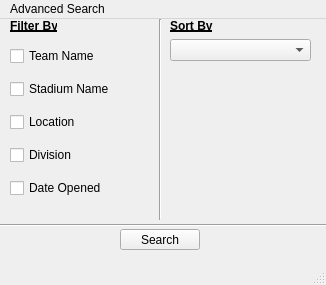
Qt form NFL-Pamphlet/mainwindow.ui (jasperdoan/NFL-Pamphlet) before a commit.
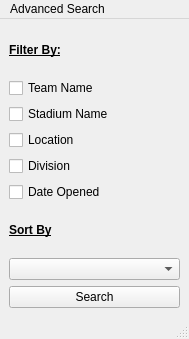
The same form after that commit.

Commit message: v2 of advanced search, added combo box option

```diff
--- a/NFL-Pamphlet/mainwindow.ui
+++ b/NFL-Pamphlet/mainwindow.ui
@@ -6,62 +6,17 @@
    <rect>
     <x>0</x>
     <y>0</y>
-    <width>326</width>
-    <height>285</height>
+    <width>189</width>
+    <height>339</height>
    </rect>
   </property>
   <property name="windowTitle">
    <string>MainWindow</string>
   </property>
   <widget class="QWidget" name="centralwidget">
-   <widget class="Line" name="line">
-    <property name="geometry">
-     <rect>
-      <x>150</x>
-      <y>0</y>
-      <width>21</width>
-      <height>201</height>
-     </rect>
-    </property>
-    <property name="orientation">
-     <enum>Qt::Vertical</enum>
-    </property>
-   </widget>
-   <widget class="Line" name="line_2">
-    <property name="geometry">
-     <rect>
-      <x>-30</x>
-      <y>196</y>
-      <width>361</width>
-      <height>20</height>
-     </rect>
-    </property>
-    <property name="orientation">
-     <enum>Qt::Horizontal</enum>
-    </property>
-   </widget>
-   <widget class="QPushButton" name="pushButton">
-    <property name="geometry">
-     <rect>
-      <x>120</x>
-      <y>210</y>
-      <width>80</width>
-      <height>21</height>
-     </rect>
-    </property>
-    <property name="text">
-     <string>Search</string>
-    </property>
-   </widget>
+   <layout class="QGridLayout" name="gridLayout">
+    <item row="0" column="0">
    <widget class="QLabel" name="label">
-    <property name="geometry">
-     <rect>
-      <x>10</x>
-      <y>0</y>
-      <width>47</width>
-      <height>13</height>
-     </rect>
-    </property>
     <property name="font">
      <font>
       <weight>75</weight>
@@ -73,45 +28,8 @@
      <string>Filter By:</string>
     </property>
    </widget>
-   <widget class="QLabel" name="label_2">
-    <property name="geometry">
-     <rect>
-      <x>170</x>
-      <y>0</y>
-      <width>47</width>
-      <height>13</height>
-     </rect>
-    </property>
-    <property name="font">
-     <font>
-      <weight>75</weight>
-      <bold>true</bold>
-      <underline>true</underline>
-     </font>
-    </property>
-    <property name="text">
-     <string>Sort By</string>
-    </property>
-   </widget>
-   <widget class="QComboBox" name="comboBox">
-    <property name="geometry">
-     <rect>
-      <x>170</x>
-      <y>20</y>
-      <width>141</width>
-      <height>22</height>
-     </rect>
-    </property>
-   </widget>
-   <widget class="QWidget" name="">
-    <property name="geometry">
-     <rect>
-      <x>10</x>
-      <y>20</y>
-      <width>141</width>
-      <height>171</height>
-     </rect>
-    </property>
+    </item>
+    <item row="1" column="0">
     <layout class="QVBoxLayout" name="verticalLayout">
      <item>
       <widget class="QCheckBox" name="checkBox">
@@ -149,14 +67,39 @@
       </widget>
      </item>
     </layout>
-   </widget>
+    </item>
+    <item row="2" column="0">
+     <widget class="QLabel" name="label_2">
+      <property name="font">
+       <font>
+        <weight>75</weight>
+        <bold>true</bold>
+        <underline>true</underline>
+       </font>
+      </property>
+      <property name="text">
+       <string>Sort By</string>
+      </property>
+     </widget>
+    </item>
+    <item row="3" column="0">
+     <widget class="QComboBox" name="comboBox"/>
+    </item>
+    <item row="4" column="0">
+     <widget class="QPushButton" name="pushButton">
+      <property name="text">
+       <string>Search</string>
+      </property>
+     </widget>
+    </item>
+   </layout>
   </widget>
   <widget class="QMenuBar" name="menubar">
    <property name="geometry">
     <rect>
      <x>0</x>
      <y>0</y>
-     <width>326</width>
+     <width>189</width>
      <height>20</height>
     </rect>
    </property>
```
Lines whose indentation alone changed are shown as unchanged. The commit also changes 1 other file.
